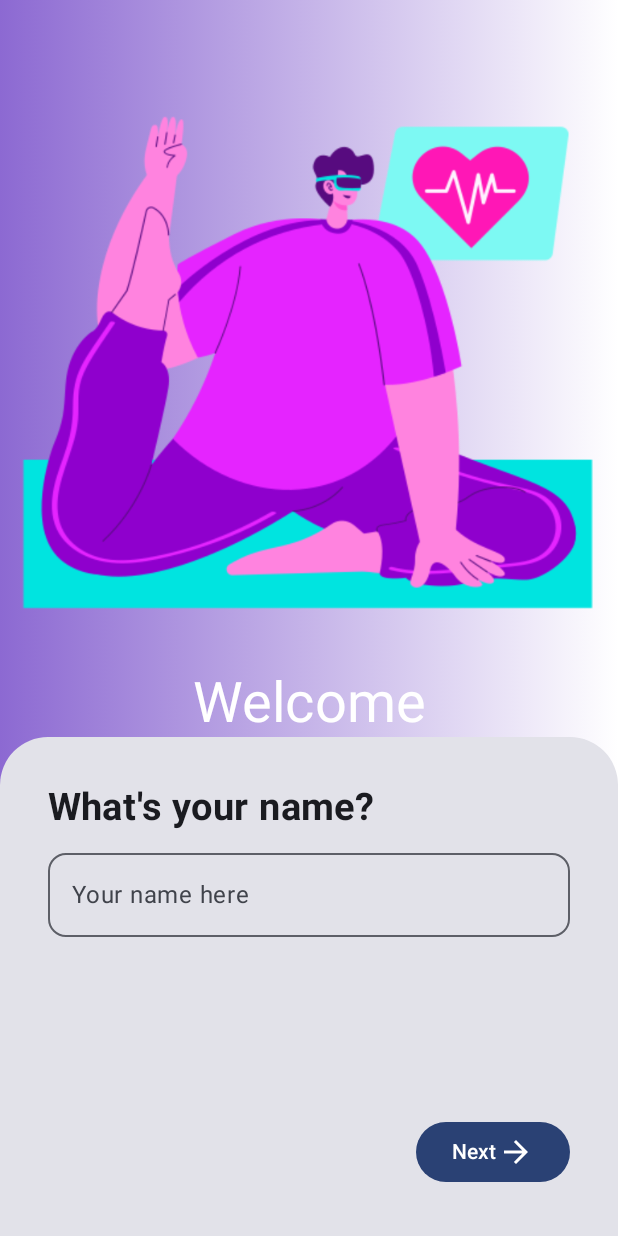
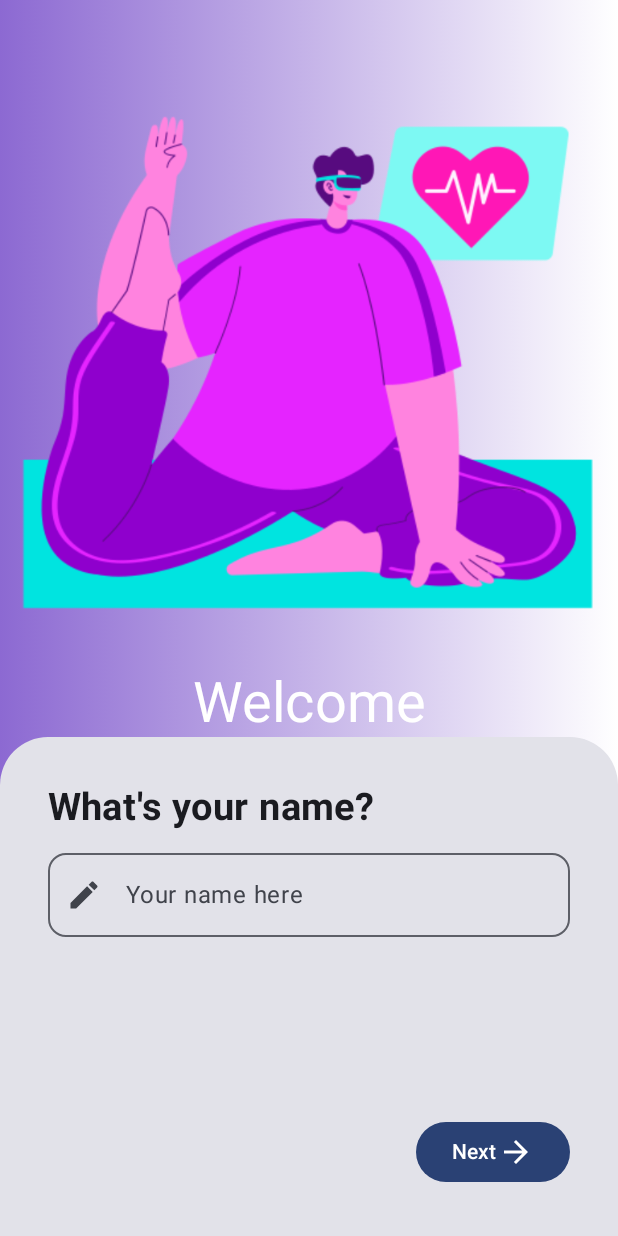
Before and after one commit to anamacedos/BMI-mobile, an Android app built with Jetpack Compose: the screen it shows after launch (MainActivity), on a phone screen of 412 x 824 dp. Run offline under Robolectric (Android 15) with nearby library versions, the phone set to English and light mode, and no system bars.

Commit message:
iniciando tela User Data Scream

```diff
--- a/app/build.gradle.kts
+++ b/app/build.gradle.kts
@@ -56,4 +56,5 @@ dependencies {
     androidTestImplementation(libs.androidx.ui.test.junit4)
     debugImplementation(libs.androidx.ui.tooling)
     debugImplementation(libs.androidx.ui.test.manifest)
+    implementation(libs.androidx.material.icons.extended.android)
 }
--- a/app/src/main/java/br/senai/sp/jandira/bmi/screans/TelaInicial.kt
+++ b/app/src/main/java/br/senai/sp/jandira/bmi/screans/TelaInicial.kt
@@ -12,8 +12,10 @@ import androidx.compose.foundation.layout.padding
 import androidx.compose.foundation.layout.width
 import androidx.compose.foundation.shape.CircleShape
 import androidx.compose.foundation.shape.RoundedCornerShape
+import androidx.compose.foundation.text.KeyboardOptions
 import androidx.compose.material.icons.Icons
 import androidx.compose.material.icons.filled.ArrowForward
+import androidx.compose.material.icons.filled.Edit
 import androidx.compose.material3.Button
 import androidx.compose.material3.Card
 import androidx.compose.material3.Icon
@@ -21,14 +23,19 @@ import androidx.compose.material3.OutlinedTextField
 import androidx.compose.material3.Text
 import androidx.compose.material3.TextField
 import androidx.compose.runtime.Composable
+import androidx.compose.runtime.mutableStateOf
+import androidx.compose.runtime.remember
 import androidx.compose.ui.Alignment
 import androidx.compose.ui.Modifier
 import androidx.compose.ui.graphics.Brush
 import androidx.compose.ui.graphics.Color
 import androidx.compose.ui.graphics.RectangleShape
+import androidx.compose.ui.graphics.vector.ImageVector
 import androidx.compose.ui.res.painterResource
 import androidx.compose.ui.res.stringResource
 import androidx.compose.ui.text.font.FontWeight
+import androidx.compose.ui.text.input.KeyboardCapitalization
+import androidx.compose.ui.text.input.KeyboardType
 import androidx.compose.ui.tooling.preview.Preview
 import androidx.compose.ui.unit.dp
 import androidx.compose.ui.unit.sp
@@ -37,6 +44,9 @@ import br.senai.sp.jandira.bmi.R
 
 @Composable
 fun TelaInicial(modifier: Modifier = Modifier) {
+    var nomeState = remember {
+        mutableStateOf(value = "")
+    }
 
     Box(
         modifier = Modifier
@@ -97,15 +107,28 @@ fun TelaInicial(modifier: Modifier = Modifier) {
 
                         )
                         OutlinedTextField(
-                            value = "",
-                            onValueChange = {},
+                            value = nomeState.value,
+                            onValueChange = {
+                                nomeState.value = it
+                            },
                             modifier = Modifier
                                 .fillMaxWidth()
                                 .padding(top = 8.dp),
                             shape = RoundedCornerShape(12.dp),
                             label = {
                                 Text(text = stringResource(R.string.your_name_here))
-                            }
+                            },
+                            leadingIcon = {
+                                Icon(
+                                    imageVector = Icons.Default.Edit,
+                                    contentDescription = ""
+                                )
+                            },
+                            keyboardOptions = KeyboardOptions(
+                                keyboardType = KeyboardType.Text, //escolhando qual tipo de teclado vai abrir
+                                capitalization = KeyboardCapitalization.Words//para o teclado ja aparecer em maiuscuki
+                            )
+
                         )
                     }
 
--- a/app/src/main/res/values/strings.xml
+++ b/app/src/main/res/values/strings.xml
@@ -5,4 +5,5 @@
     <string name="your_name">What\'s your name?</string>
     <string name="your_name_here">Your name here</string>
     <string name="next">Next</string>
+    <string name="Hi">hi</string>
 </resources>
--- a/gradle/libs.versions.toml
+++ b/gradle/libs.versions.toml
@@ -8,9 +8,11 @@ espressoCore = "3.5.1"
 lifecycleRuntimeKtx = "2.6.1"
 activityCompose = "1.8.0"
 composeBom = "2024.04.01"
+materialIconsExtendedAndroid = "1.7.8"
 
 [libraries]
 androidx-core-ktx = { group = "androidx.core", name = "core-ktx", version.ref = "coreKtx" }
+androidx-material-icons-extended-android = { module = "androidx.compose.material:material-icons-extended-android", version.ref = "materialIconsExtendedAndroid" }
 junit = { group = "junit", name = "junit", version.ref = "junit" }
 androidx-junit = { group = "androidx.test.ext", name = "junit", version.ref = "junitVersion" }
 androidx-espresso-core = { group = "androidx.test.espresso", name = "espresso-core", version.ref = "espressoCore" }
```
Also changed, not shown: app/src/main/java/br/senai/sp/jandira/bmi/screans/UserDataScream.kt (added, +34 -0 lines).
